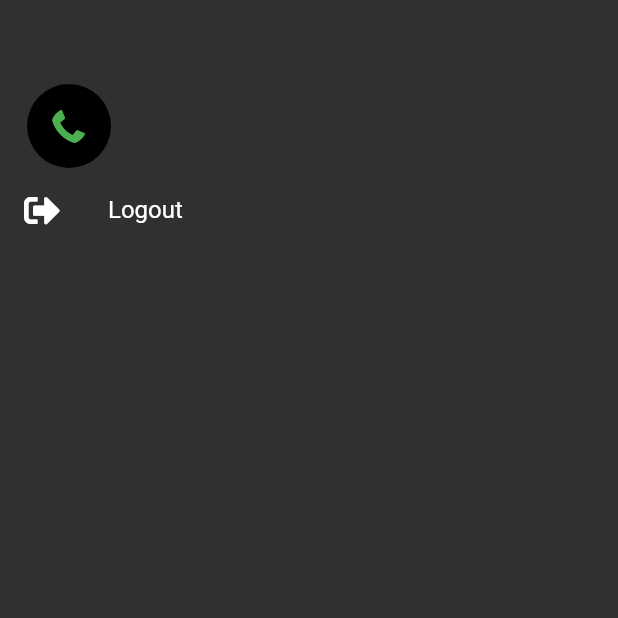
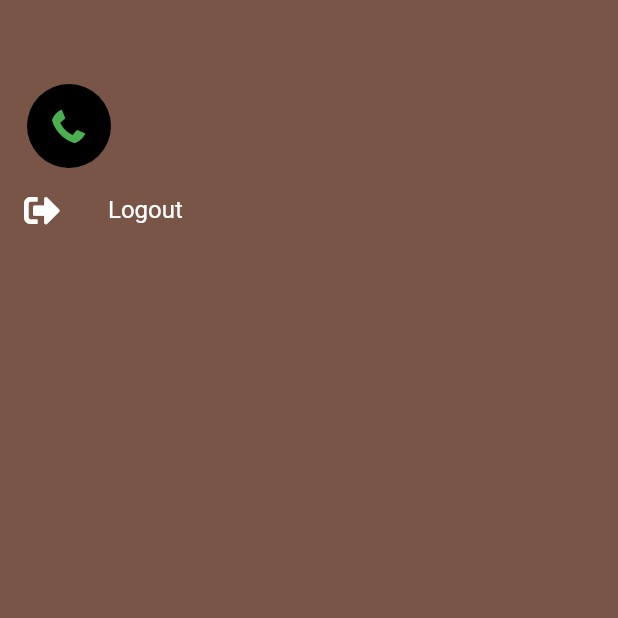
Before and after one commit to Raunakk02/Othello-flutter, a Flutter app: the SideDrawer screen opened directly, on a phone screen of 412 x 824 dp, the top half of it. Run offline on Flutter 3.47's test engine with Material 2 defaults, Android fonts, the phone set to English and light mode, and no system bars; our stand-ins replace cached_network_image, cloud_firestore, firebase_auth, firebase_core, font_awesome_flutter, google_fonts and 2 more; accounts and stored records are empty.

Commit message:
changed side drawer color

```diff
--- a/lib/components/side_drawer.dart
+++ b/lib/components/side_drawer.dart
@@ -23,6 +23,7 @@ class _SideDrawerState extends State<SideDrawer> {
   Widget build(BuildContext context) {
     return Drawer(
       child: Scaffold(
+        backgroundColor: Colors.brown,
         appBar: AppBar(
           elevation: 0,
           backgroundColor: Colors.transparent,
```
